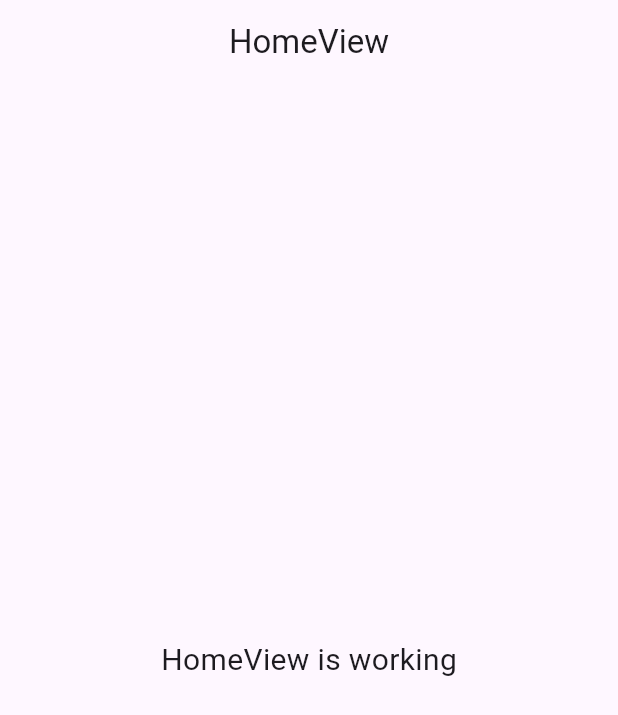
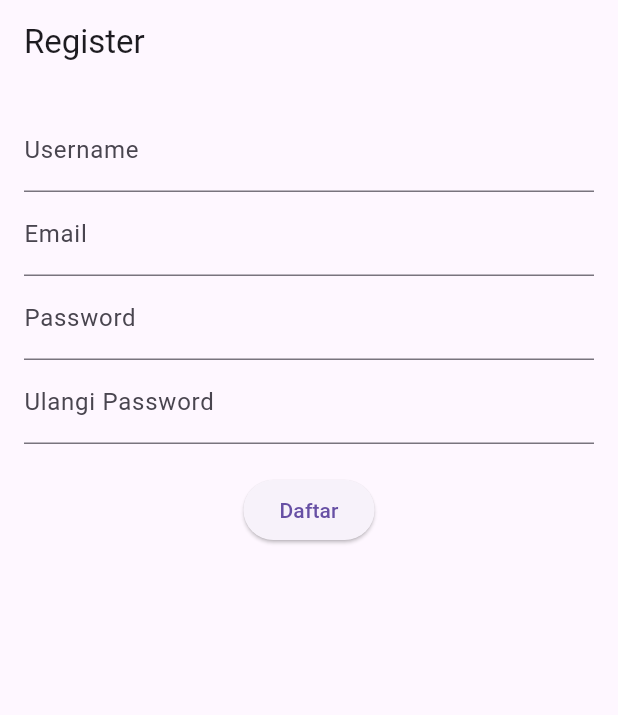
Before and after one commit to Abdulrivai/aplikasirekomendasidokter, a Flutter app: the screen it shows after launch, on a phone screen of 412 x 824 dp. Shown: the top 715 px of the screen. Run offline on Flutter 3.47's test engine with Material 3 defaults, Android fonts, the phone set to English and light mode, and no system bars; our stand-ins replace get, smooth_page_indicator.

Commit message:
page splash screen, on boarding, login, register

```diff
--- /dev/null
+++ b/lib/app/modules/register/controllers/register_controller.dart
@@ -0,0 +1,39 @@
+import 'package:get/get.dart';
+
+class RegisterController extends GetxController {
+  var username = ''.obs;
+  var email = ''.obs;
+  var password = ''.obs;
+  var confirmPassword = ''.obs;
+
+  @override
+  void onInit() {
+    super.onInit();
+  }
+
+  @override
+  void onReady() {
+    super.onReady();
+  }
+
+  @override
+  void onClose() {
+    super.onClose();
+  }
+
+  void register() {
+    if (username.value.isEmpty ||
+        email.value.isEmpty ||
+        password.value.isEmpty ||
+        confirmPassword.value.isEmpty) {
+      Get.snackbar("Error", "Semua field harus diisi");
+      return;
+    }
+    if (password.value != confirmPassword.value) {
+      Get.snackbar("Error", "Password tidak cocok");
+      return;
+    }
+    // Tambahkan logika registrasi ke backend atau database di sini
+    Get.snackbar("Success", "Registrasi berhasil");
+  }
+}
--- /dev/null
+++ b/lib/app/modules/register/views/register_view.dart
@@ -0,0 +1,45 @@
+import 'package:flutter/material.dart';
+import 'package:get/get.dart';
+import '../controllers/register_controller.dart'; // Pastikan path ini sama dengan di binding
+
+class RegisterView extends GetView<RegisterController> {
+  const RegisterView({Key? key}) : super(key: key);
+
+  @override
+  Widget build(BuildContext context) {
+    return Scaffold(
+      appBar: AppBar(title: Text("Register")),
+      body: Padding(
+        padding: EdgeInsets.all(16.0),
+        child: Column(
+          children: [
+            TextField(
+              onChanged: (value) => controller.username.value = value,
+              decoration: InputDecoration(labelText: "Username"),
+            ),
+            TextField(
+              onChanged: (value) => controller.email.value = value,
+              decoration: InputDecoration(labelText: "Email"),
+              keyboardType: TextInputType.emailAddress,
+            ),
+            TextField(
+              obscureText: true,
+              onChanged: (value) => controller.password.value = value,
+              decoration: InputDecoration(labelText: "Password"),
+            ),
+            TextField(
+              obscureText: true,
+              onChanged: (value) => controller.confirmPassword.value = value,
+              decoration: InputDecoration(labelText: "Ulangi Password"),
+            ),
+            SizedBox(height: 20),
+            ElevatedButton(
+              onPressed: controller.register,
+              child: Text("Daftar"),
+            ),
+          ],
+        ),
+      ),
+    );
+  }
+}
--- a/lib/app/routes/app_routes.dart
+++ b/lib/app/routes/app_routes.dart
@@ -4,9 +4,17 @@ part of 'app_pages.dart';
 abstract class Routes {
   Routes._();
   static const HOME = _Paths.HOME;
+  static const SPLASH_SCREEN = _Paths.SPLASH_SCREEN;
+  static const ON_BOARDING = _Paths.ON_BOARDING;
+  static const LOGIN = _Paths.LOGIN;
+  static const REGISTER = _Paths.REGISTER;
 }
 
 abstract class _Paths {
   _Paths._();
   static const HOME = '/home';
+  static const SPLASH_SCREEN = '/splash-screen';
+  static const ON_BOARDING = '/on-boarding';
+  static const LOGIN = '/login';
+  static const REGISTER = '/register';
 }
```
Also changed, not shown: lib/app/modules/login/bindings/login_binding.dart (added, +12 -0 lines), lib/app/modules/login/controllers/login_controller.dart (added, +23 -0 lines), lib/app/modules/login/views/login_view.dart (added, +48 -0 lines), lib/app/modules/on_boarding/bindings/on_boarding_binding.dart (added, +12 -0 lines), lib/app/modules/on_boarding/controllers/on_boarding_controller.dart (added, +51 -0 lines), lib/app/modules/on_boarding/views/on_boarding_view.dart (added, +106 -0 lines), lib/app/modules/register/bindings/register_binding.dart (added, +12 -0 lines), lib/app/modules/splash_screen/bindings/splash_screen_binding.dart (added, +12 -0 lines), lib/app/modules/splash_screen/controllers/splash_screen_controller.dart (added, +23 -0 lines), lib/app/modules/splash_screen/views/splash_screen_view.dart (added, +20 -0 lines), lib/app/routes/app_pages.dart (+29 -1 lines), pubspec.yaml (+4 -4 lines), assets/banneronboard1.png (added), assets/healtmatelogo.png (added), 1 more files.
